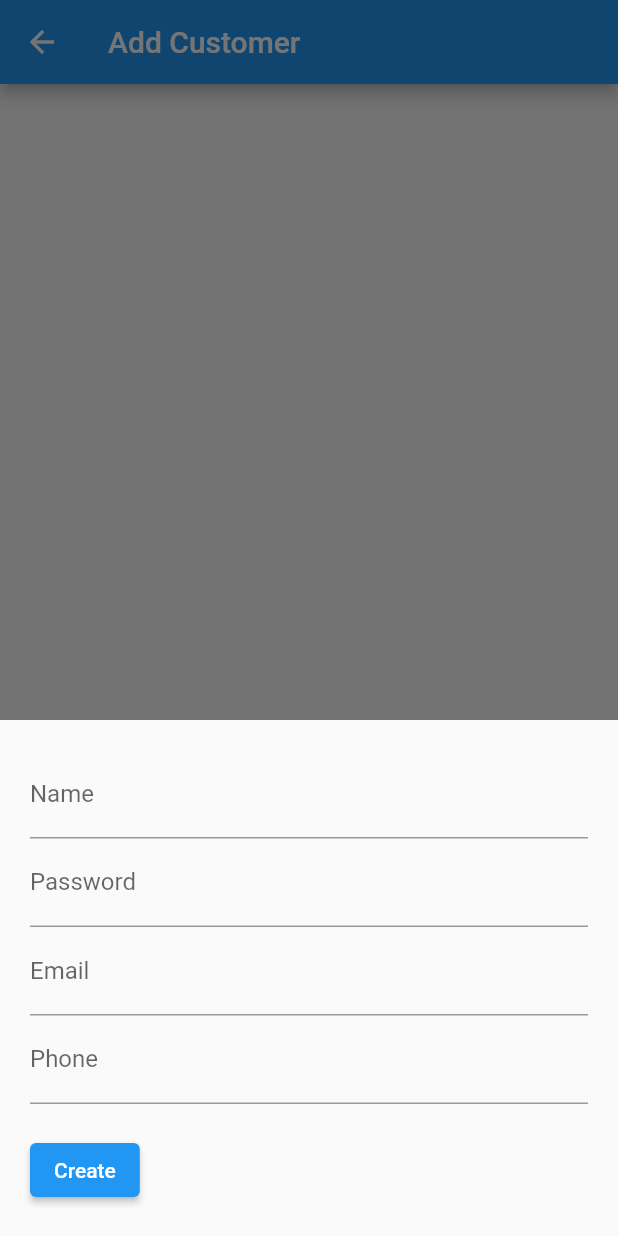
After one commit to DayanMarasinghe/CTSE_MobileApp, a Flutter app: the CusReg screen opened by its route, after a tap on the "add" icon, on a phone screen of 412 x 824 dp. The commit adds this screen. Run offline on Flutter 3.47's test engine with Material 2 defaults, Android fonts, the phone set to English and light mode, and no system bars; our stand-ins replace cloud_firestore, firebase_core, get; accounts and stored records are empty.

Commit message:
customer init

```diff
--- a/lib/main.dart
+++ b/lib/main.dart
@@ -5,6 +5,7 @@ import 'package:market/screens/products_screen.dart';
 // import 'package:firebase_core/firebase_core.dart';
 // import 'firebase_options.dart';
 import 'package:firebase_core/firebase_core.dart';
+import 'package:market/screens/cus_reg.dart';
 
 // void main() => runApp(MyApp());
 
@@ -13,20 +14,23 @@ void main() async {
   await Firebase.initializeApp();
   runApp(const MyApp());
 }
+
 class MyApp extends StatelessWidget {
   const MyApp({super.key});
 
   @override
   Widget build(BuildContext context) {
-
     return GetMaterialApp(
       home: HomeScreen(),
       theme: ThemeData(
-        primaryColor: Colors.blue, colorScheme: ColorScheme.fromSwatch().copyWith(secondary: Colors.purpleAccent),
+        primaryColor: Colors.blue,
+        colorScheme:
+            ColorScheme.fromSwatch().copyWith(secondary: Colors.purpleAccent),
       ),
       getPages: [
         GetPage(name: '/', page: () => HomeScreen()),
         GetPage(name: '/products', page: () => ProductsScreen()),
+        GetPage(name: '/cusreg', page: () => CusReg())
       ],
     );
   }
--- /dev/null
+++ b/lib/screens/cus_reg.dart
@@ -0,0 +1,181 @@
+import 'package:cloud_firestore/cloud_firestore.dart';
+import 'package:flutter/material.dart';
+
+class CusReg extends StatefulWidget {
+  const CusReg({Key? key}) : super(key: key);
+
+  @override
+  State<CusReg> createState() => _CusRegState();
+}
+
+class _CusRegState extends State<CusReg> {
+  final CollectionReference _cusData =
+      FirebaseFirestore.instance.collection('customers');
+  final TextEditingController _nameController = TextEditingController();
+  final TextEditingController _passwordController = TextEditingController();
+  final TextEditingController _emailController = TextEditingController();
+  final TextEditingController _phoneController = TextEditingController();
+  @override
+  Widget build(BuildContext context) {
+    return Scaffold(
+      appBar: AppBar(
+        title: const Text('Add Customer'),
+      ),
+      // Using StreamBuilder to display all products from Firestore in real-time
+      body: StreamBuilder(
+        stream: _cusData.snapshots(),
+        builder: (context, AsyncSnapshot<QuerySnapshot> streamSnapshot) {
+          if (streamSnapshot.hasData) {
+            return ListView.builder(
+              itemCount: streamSnapshot.data!.docs.length,
+              itemBuilder: (context, index) {
+                final DocumentSnapshot documentSnapshot =
+                    streamSnapshot.data!.docs[index];
+                return Card(
+                  margin: const EdgeInsets.all(10),
+                  child: ListTile(
+                    title: Text(documentSnapshot['name']),
+                    subtitle: Text(documentSnapshot['email']),
+                    trailing: SizedBox(
+                      width: 100,
+                      child: Row(
+                        children: [
+                          // Press this button to edit a single product
+                          IconButton(
+                              icon: const Icon(Icons.edit),
+                              onPressed: () =>
+                                  _createOrUpdate(documentSnapshot)),
+                          IconButton(
+                              icon: const Icon(Icons.delete),
+                              onPressed: () =>
+                                  _deleteProduct(documentSnapshot.id)),
+                        ],
+                      ),
+                    ),
+                  ),
+                );
+              },
+            );
+          }
+
+          return const Center(
+            child: CircularProgressIndicator(),
+          );
+        },
+      ),
+
+      /// Add new product
+      floatingActionButton: FloatingActionButton(
+        onPressed: () => _createOrUpdate(),
+        child: const Icon(Icons.add),
+      ),
+    );
+  }
+
+  /// Method to delete a product by id
+  Future<void> _deleteProduct(String customerId) async {
+    await _cusData.doc(customerId).delete();
+
+    // Show a snackbar
+    ScaffoldMessenger.of(context).showSnackBar(const SnackBar(
+        content: Text('You have successfully deleted a product')));
+  }
+
+  /// Method to create or update product details
+  Future<void> _createOrUpdate([DocumentSnapshot? documentSnapshot]) async {
+    String action = 'create';
+    if (documentSnapshot != null) {
+      action = 'update';
+      _nameController.text = documentSnapshot['name'];
+      _passwordController.text = documentSnapshot['password'];
+      _emailController.text = documentSnapshot['email'];
+      _phoneController.text = documentSnapshot['phone'];
+    }
+    await showModalBottomSheet(
+        isScrollControlled: true,
+        context: context,
+        builder: (BuildContext ctx) {
+          return Padding(
+            padding: EdgeInsets.only(
+                top: 20,
+                left: 20,
+                right: 20,
+                // prevent the soft keyboard from covering text fields
+                bottom: MediaQuery.of(ctx).viewInsets.bottom + 20),
+            child: Column(
+              mainAxisSize: MainAxisSize.min,
+              crossAxisAlignment: CrossAxisAlignment.start,
+              children: [
+                TextField(
+                  controller: _nameController,
+                  decoration: const InputDecoration(labelText: 'Name'),
+                ),
+                TextField(
+                  controller: _passwordController,
+                  decoration: const InputDecoration(
+                    labelText: 'Password',
+                  ),
+                ),
+                TextField(
+                  controller: _emailController,
+                  decoration: const InputDecoration(
+                    labelText: 'Email',
+                  ),
+                ),
+                TextField(
+                  controller: _phoneController,
+                  decoration: const InputDecoration(
+                    labelText: 'Phone',
+                  ),
+                ),
+                const SizedBox(
+                  height: 20,
+                ),
+                ElevatedButton(
+                  child: Text(action == 'create' ? 'Create' : 'Update'),
+                  onPressed: () async {
+                    final String? name = _nameController.text;
+                    final String? password = _passwordController.text;
+                    final String? email = _emailController.text;
+                    final String? phone = _phoneController.text;
+                    if (name != null &&
+                        password != null &&
+                        email != null &&
+                        phone != null) {
+                      if (action == 'create') {
+                        // Persist a new product to Firestore
+                        await _cusData.add({
+                          "name": name,
+                          "password": password,
+                          "email": email,
+                          "phone": phone
+                        });
+                      }
+
+                      if (action == 'update') {
+                        // Update the product
+                        await _cusData.doc(documentSnapshot!.id).update({
+                          "name": name,
+                          "password": password,
+                          "email": email,
+                          "phone": phone
+                        });
+                      }
+
+                      // Clear the text fields
+                      _nameController.text = '';
+                      _passwordController.text = '';
+                      _emailController.text = '';
+                      _phoneController.text = '';
+
+                      // Hide the bottom sheet
+                      Navigator.of(context).pop();
+                    }
+                  },
+                )
+              ],
+            ),
+          );
+        });
+  }
+}
--- a/lib/screens/home_screen.dart
+++ b/lib/screens/home_screen.dart
@@ -16,9 +16,15 @@ class HomeScreen extends StatelessWidget {
 
         // Replace the 8 lines Navigator.push by a simple Get.to(). You don't need context
         body: Center(
-            child: ElevatedButton(
+          child: Column(children: [
+            ElevatedButton(
                 child: const Text("Go to Products"),
-                onPressed: () => Get.toNamed("/products"))),
+                onPressed: () => Get.toNamed("/products")),
+            ElevatedButton(onPressed: () => Get.toNamed("/cusreg"), child: const Text("Add Customer"))
+          ],)),
+
+
+
         floatingActionButton: FloatingActionButton(
             child: Icon(Icons.add), onPressed: c.increment));
   }
```
